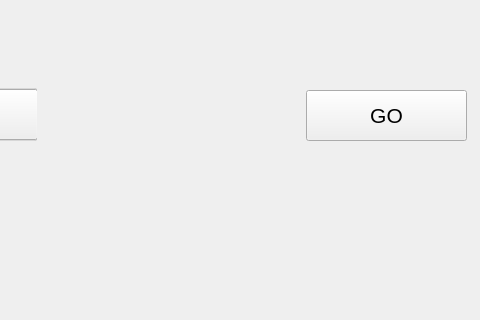
Above: A9/mainwindow.ui from DarkoAdair/Projects before the change; both pictures show x 944 to 1424 and y 0 to 320 of the 1424 by 749 pixel window. Below: the same form after it.
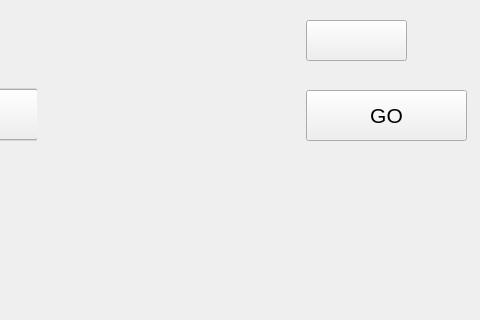
That is the form after the change. Icons and pictures are not drawn.

Commit message: new bgm class

The edit to the form file:
```diff
--- a/A9/mainwindow.ui
+++ b/A9/mainwindow.ui
@@ -538,6 +538,19 @@
      <bool>true</bool>
     </property>
    </widget>
+   <widget class="QPushButton" name="soundButton">
+    <property name="geometry">
+     <rect>
+      <x>1250</x>
+      <y>20</y>
+      <width>101</width>
+      <height>41</height>
+     </rect>
+    </property>
+    <property name="text">
+     <string/>
+    </property>
+   </widget>
    <zorder>playField</zorder>
    <zorder>startLabel</zorder>
    <zorder>shadowLabel</zorder>
```
Left out of the diff: 3 changed lines with no effect on the pictures. The commit also changes 11 other files.
